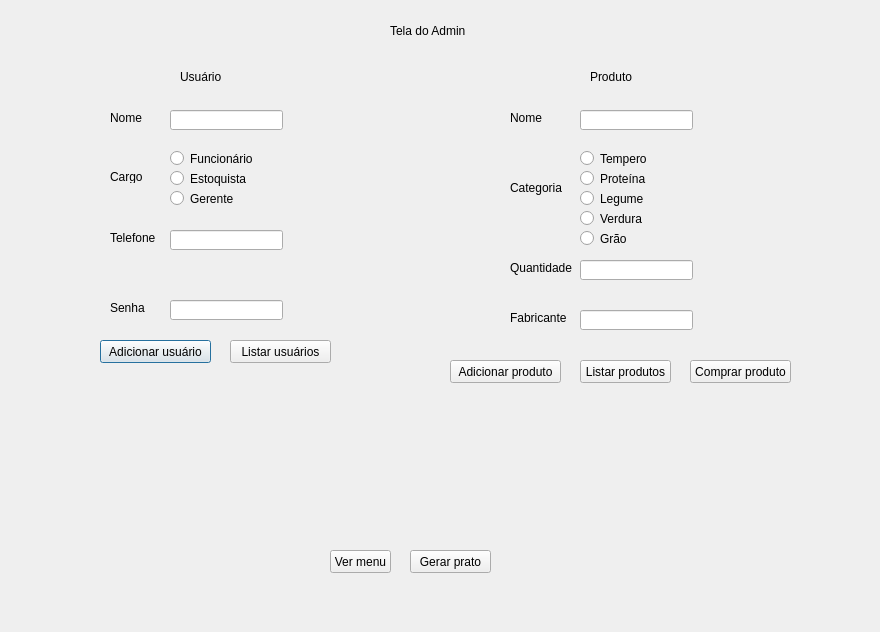
Old version of the form versão final/tela_admin.ui in the repository tsmgouvea/trabalho-do-nelson.
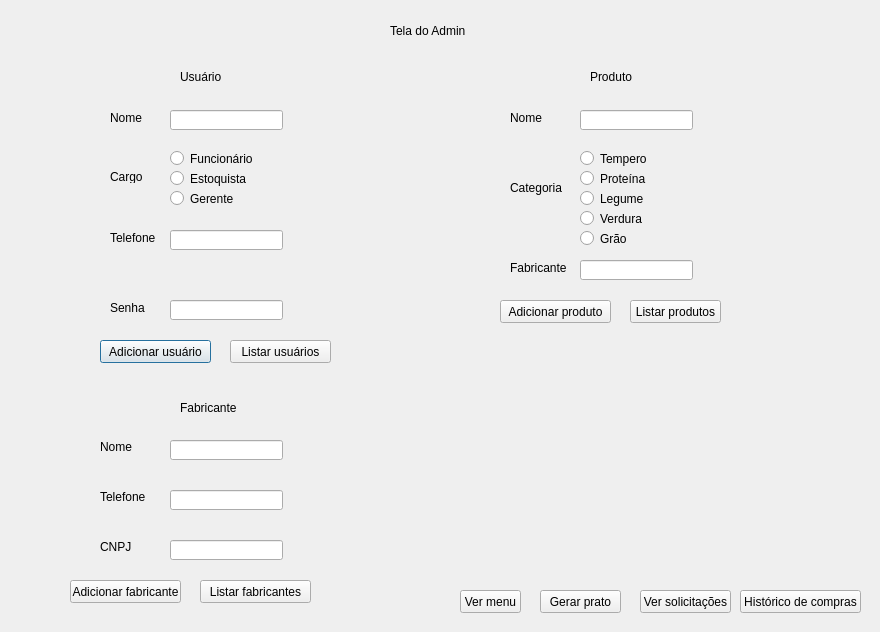
New version of the form.

Commit message:
todas as telas prontas
todas as telas prontas antes do feedback do grupo

```diff
--- a/versão final/tela_admin.ui
+++ b/versão final/tela_admin.ui
@@ -199,19 +199,6 @@
     <string>Categoria</string>
    </property>
   </widget>
-  <widget class="QLabel" name="label_8">
-   <property name="geometry">
-    <rect>
-     <x>510</x>
-     <y>260</y>
-     <width>71</width>
-     <height>16</height>
-    </rect>
-   </property>
-   <property name="text">
-    <string>Quantidade</string>
-   </property>
-  </widget>
   <widget class="QLineEdit" name="lineEdit_4">
    <property name="geometry">
     <rect>
@@ -326,8 +313,8 @@
   <widget class="QPushButton" name="pushButton_3">
    <property name="geometry">
     <rect>
-     <x>450</x>
-     <y>360</y>
+     <x>500</x>
+     <y>300</y>
      <width>111</width>
      <height>23</height>
     </rect>
@@ -339,8 +326,8 @@
   <widget class="QPushButton" name="pushButton_4">
    <property name="geometry">
     <rect>
-     <x>580</x>
-     <y>360</y>
+     <x>630</x>
+     <y>300</y>
      <width>91</width>
      <height>23</height>
     </rect>
@@ -353,7 +340,7 @@
    <property name="geometry">
     <rect>
      <x>510</x>
-     <y>310</y>
+     <y>260</y>
      <width>71</width>
      <height>16</height>
     </rect>
@@ -362,34 +349,24 @@
     <string>Fabricante</string>
    </property>
   </widget>
-  <widget class="QLineEdit" name="lineEdit_6">
-   <property name="geometry">
-    <rect>
-     <x>580</x>
-     <y>310</y>
-     <width>113</width>
-     <height>20</height>
-    </rect>
-   </property>
-  </widget>
   <widget class="QPushButton" name="pushButton_5">
    <property name="geometry">
     <rect>
-     <x>690</x>
-     <y>360</y>
-     <width>101</width>
+     <x>70</x>
+     <y>580</y>
+     <width>111</width>
      <height>23</height>
     </rect>
    </property>
    <property name="text">
-    <string>Comprar produto</string>
+    <string>Adicionar fabricante</string>
    </property>
   </widget>
   <widget class="QPushButton" name="pushButton_6">
    <property name="geometry">
     <rect>
-     <x>330</x>
-     <y>550</y>
+     <x>460</x>
+     <y>590</y>
      <width>61</width>
      <height>23</height>
     </rect>
@@ -401,8 +378,8 @@
   <widget class="QPushButton" name="pushButton_7">
    <property name="geometry">
     <rect>
-     <x>410</x>
-     <y>550</y>
+     <x>540</x>
+     <y>590</y>
      <width>81</width>
      <height>23</height>
     </rect>
@@ -411,6 +388,127 @@
     <string>Gerar prato</string>
    </property>
   </widget>
+  <widget class="QPushButton" name="pushButton_8">
+   <property name="geometry">
+    <rect>
+     <x>640</x>
+     <y>590</y>
+     <width>91</width>
+     <height>23</height>
+    </rect>
+   </property>
+   <property name="text">
+    <string>Ver solicitações</string>
+   </property>
+  </widget>
+  <widget class="QLabel" name="label_12">
+   <property name="geometry">
+    <rect>
+     <x>180</x>
+     <y>400</y>
+     <width>61</width>
+     <height>16</height>
+    </rect>
+   </property>
+   <property name="text">
+    <string>Fabricante</string>
+   </property>
+  </widget>
+  <widget class="QLabel" name="label_13">
+   <property name="geometry">
+    <rect>
+     <x>100</x>
+     <y>440</y>
+     <width>47</width>
+     <height>13</height>
+    </rect>
+   </property>
+   <property name="text">
+    <string>Nome</string>
+   </property>
+  </widget>
+  <widget class="QLabel" name="label_14">
+   <property name="geometry">
+    <rect>
+     <x>100</x>
+     <y>490</y>
+     <width>47</width>
+     <height>13</height>
+    </rect>
+   </property>
+   <property name="text">
+    <string>Telefone</string>
+   </property>
+  </widget>
+  <widget class="QLabel" name="label_15">
+   <property name="geometry">
+    <rect>
+     <x>100</x>
+     <y>540</y>
+     <width>47</width>
+     <height>13</height>
+    </rect>
+   </property>
+   <property name="text">
+    <string>CNPJ</string>
+   </property>
+  </widget>
+  <widget class="QLineEdit" name="lineEdit_7">
+   <property name="geometry">
+    <rect>
+     <x>170</x>
+     <y>440</y>
+     <width>113</width>
+     <height>20</height>
+    </rect>
+   </property>
+  </widget>
+  <widget class="QLineEdit" name="lineEdit_8">
+   <property name="geometry">
+    <rect>
+     <x>170</x>
+     <y>490</y>
+     <width>113</width>
+     <height>20</height>
+    </rect>
+   </property>
+  </widget>
+  <widget class="QLineEdit" name="lineEdit_9">
+   <property name="geometry">
+    <rect>
+     <x>170</x>
+     <y>540</y>
+     <width>113</width>
+     <height>20</height>
+    </rect>
+   </property>
+  </widget>
+  <widget class="QPushButton" name="pushButton_9">
+   <property name="geometry">
+    <rect>
+     <x>200</x>
+     <y>580</y>
+     <width>111</width>
+     <height>23</height>
+    </rect>
+   </property>
+   <property name="text">
+    <string>Listar fabricantes</string>
+   </property>
+  </widget>
+  <widget class="QPushButton" name="pushButton_10">
+   <property name="geometry">
+    <rect>
+     <x>740</x>
+     <y>590</y>
+     <width>121</width>
+     <height>23</height>
+    </rect>
+   </property>
+   <property name="text">
+    <string>Histórico de compras</string>
+   </property>
+  </widget>
  </widget>
  <resources/>
  <connections/>
```
The commit also changes 15 other files.
